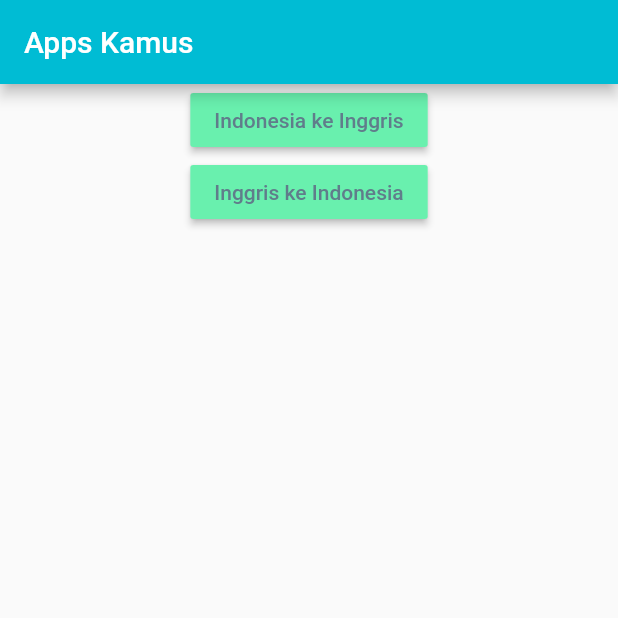
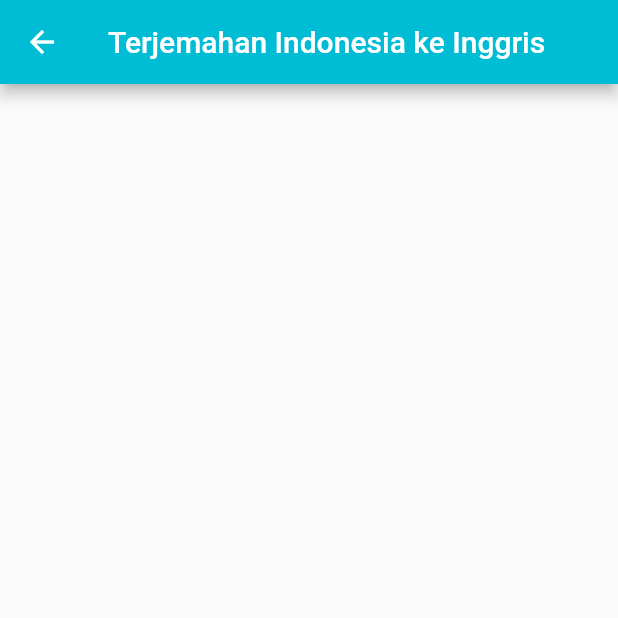
Before and after one commit to imamandrias/tugas7, a Flutter app: the screen it shows after launch, after a tap on "Indonesia ke Inggris", on a phone screen of 412 x 824 dp, the top half of it. Run offline on Flutter 3.47's test engine with Material 2 defaults, Android fonts, the phone set to English and light mode, and no system bars.

Commit message:
Penambahan 2 menu terjemahan

```diff
--- a/kamus_app/lib/main.dart
+++ b/kamus_app/lib/main.dart
@@ -1,4 +1,7 @@
+import 'package:flutter/cupertino.dart';
 import 'package:flutter/material.dart';
+import 'package:kamusapp/menu/IndoEng.dart';
+import 'package:kamusapp/menu/PageEngIndo.dart';
 
 void main() {
   runApp(MyApp());
@@ -42,23 +45,33 @@ class HomePage extends StatelessWidget {
       body: Center(
         child: Column(
           children: <Widget>[
-            Container(
-              child: MaterialButton(
-                color: Colors.greenAccent,
-                textColor: Colors.blueGrey,
-                child: Text('Indonesia ke Inggris'),
-                onPressed: (){
-
-                },
-              ),
+            Padding(
+              padding: EdgeInsets.all(20.0),
             ),
             Container(
               child: MaterialButton(
                 color: Colors.greenAccent,
-                textColor: Colors.blueGrey,
+                textColor: Colors.black87,
+                child: Text('Indonesia ke Inggris'),
+                onPressed: (){
+                  Navigator.push(context, MaterialPageRoute(
+                      builder: (context) => PageIndoEng()
+                  ));
+                },
+              ),
+            ),
+            Padding(
+              padding: EdgeInsets.all(20.0),
+            ),
+            Container(
+              child: MaterialButton(
+                color: Colors.greenAccent,
+                textColor: Colors.black87,
                 child: Text('Inggris ke Indonesia'),
                 onPressed: (){
-
+                  Navigator.push(context, MaterialPageRoute(
+                    builder: (context) => PageEngIndo()
+                  ));
                 },
               ),
             ),
--- /dev/null
+++ b/kamus_app/lib/menu/IndoEng.dart
@@ -0,0 +1,18 @@
+import 'package:flutter/material.dart';
+
+class PageIndoEng extends StatefulWidget {
+  @override
+  _PageIndoEngState createState() => _PageIndoEngState();
+}
+
+class _PageIndoEngState extends State<PageIndoEng> {
+  @override
+  Widget build(BuildContext context) {
+    return Scaffold(
+      appBar: AppBar(
+        title: Text('Terjemahan Indonesia ke Inggris'),
+        backgroundColor: Colors.cyan,
+      ),
+    );
+  }
+}
```
Also changed, not shown: kamus_app/lib/menu/PageEngIndo.dart (added, +18 -0 lines).
